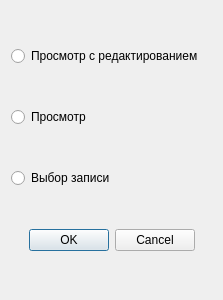
This is lab01/client/ModeSelectionDialog.ui in Silvarious9862/bd2 as Qt 5 draws it before an edit. The edited form follows.
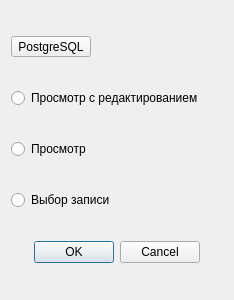
This is the edited form. Icons and pictures are not drawn.

```diff
--- a/lab01/client/ModeSelectionDialog.ui
+++ b/lab01/client/ModeSelectionDialog.ui
@@ -6,7 +6,7 @@
    <rect>
     <x>0</x>
     <y>0</y>
-    <width>223</width>
+    <width>234</width>
     <height>300</height>
    </rect>
   </property>
@@ -17,6 +17,19 @@
    <iconset theme="QIcon::ThemeIcon::DialogQuestion"/>
   </property>
   <layout class="QVBoxLayout" name="verticalLayout">
+   <item>
+    <widget class="QToolButton" name="btnSwitchDb">
+     <property name="text">
+      <string>PostgreSQL</string>
+     </property>
+     <property name="checkable">
+      <bool>true</bool>
+     </property>
+     <property name="toolButtonStyle">
+      <enum>Qt::ToolButtonStyle::ToolButtonTextOnly</enum>
+     </property>
+    </widget>
+   </item>
    <item>
     <widget class="QRadioButton" name="radioEdit">
      <property name="text">
```
